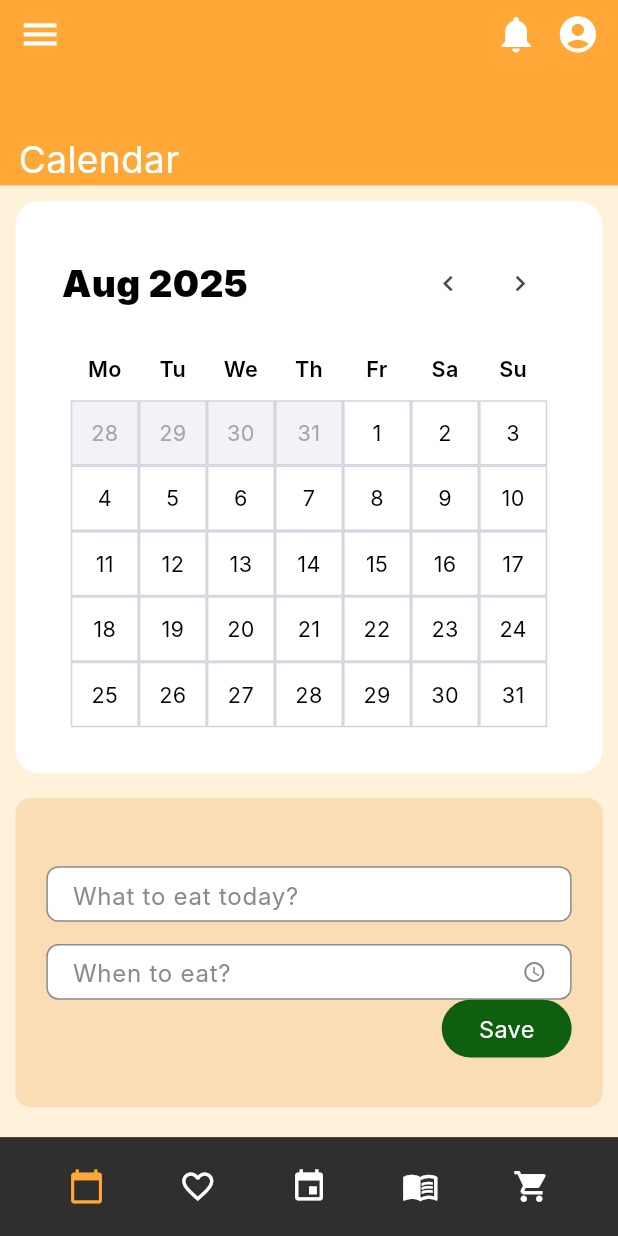
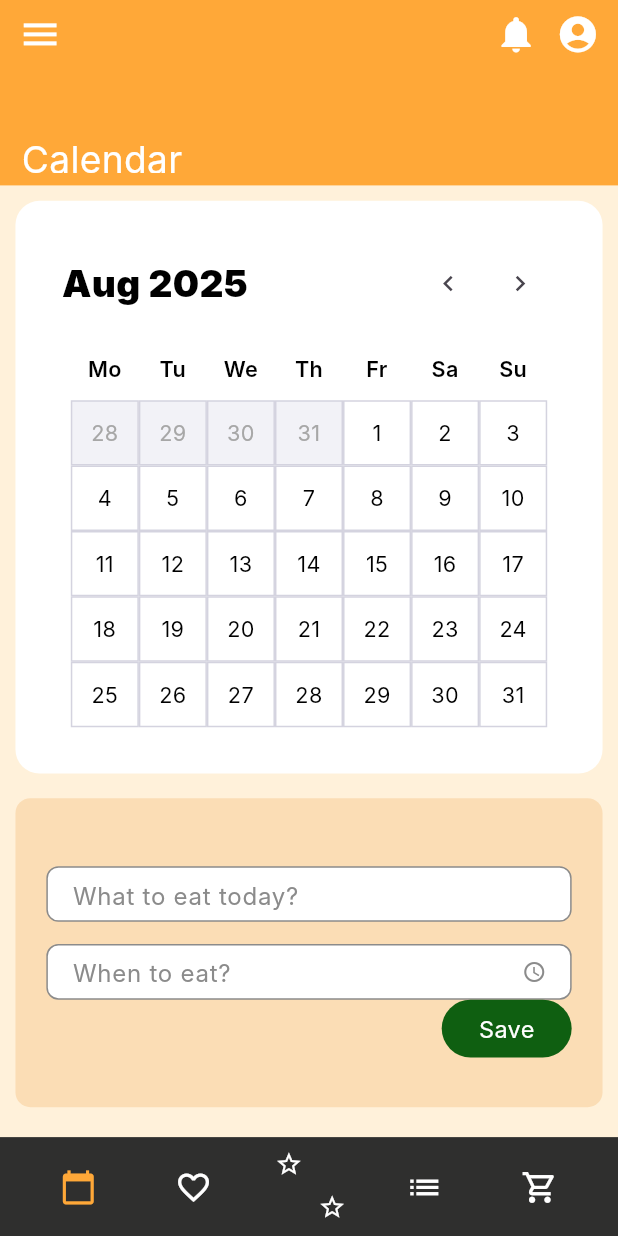
Before and after one commit to ShreyasSatish/Plated-app, a Flutter app: the CalendarScreen screen opened directly, on a phone screen of 412 x 824 dp. Run offline on Flutter 3.47's test engine with Material 3 defaults, Android fonts, the light colour scheme and no system bars; Roboto replaces fonts that are missing (Inter).

Commit message:
Functional Favourites page
Completed functionality of favourites page. Also adjusted icons on calendar page to have the same icons (or as close as possible) to the favourites page. Need to adjust the middle star icon of the calendar page to match the favourites page. Made the calendar page buttons at the bottom clickable, need to make the top buttons also clickable

```diff
--- a/plated_app_demo/lib/Screens/calendar_page.dart
+++ b/plated_app_demo/lib/Screens/calendar_page.dart
@@ -31,6 +31,9 @@
   DateTime currentDate = DateTime(2025, 8); // Start with August 2025
   final TextEditingController _whatToEatController = TextEditingController();
   final TextEditingController _whenToEatController = TextEditingController();
+
+  // Track which icons are being pressed
+  String? pressedIcon;
 
   void _previousMonth() {
     setState(() {
@@ -136,7 +139,7 @@
                     ),
                     // Title
                     Positioned(
-                      left: 0,
+                      left: 2,
                       bottom: -screenHeight * 0.01,
                       child: Text(
                         'Calendar',
@@ -298,13 +301,13 @@
                   mainAxisAlignment: MainAxisAlignment.spaceEvenly,
                   children: [
                     _buildBottomNavItem(
-                        Icons.calendar_today, true, screenWidth),
+                        Icons.calendar_today, true, screenWidth, 'calendar'),
                     _buildBottomNavItem(
-                        Icons.favorite_border, false, screenWidth),
-                    _buildBottomNavItem(Icons.event, false, screenWidth),
-                    _buildBottomNavItem(Icons.menu_book, false, screenWidth),
-                    _buildBottomNavItem(
-                        Icons.shopping_cart, false, screenWidth),
+                        Icons.favorite_border, false, screenWidth, 'favorite'),
+                    _buildDoubleStarIcon(screenWidth, 'stars'),
+                    _buildBottomNavItem(Icons.list, false, screenWidth, 'list'),
+                    _buildBottomNavItem(Icons.shopping_cart_outlined, false,
+                        screenWidth, 'cart'),
                   ],
                 ),
               ),
@@ -500,14 +503,114 @@
   }
 
   Widget _buildBottomNavItem(
-      IconData icon, bool isSelected, double screenWidth) {
-    return SizedBox(
-      width: screenWidth * 0.08,
-      height: screenWidth * 0.08,
-      child: Icon(
-        icon,
-        color: isSelected ? const Color(0xFFFFA838) : Colors.white,
-        size: screenWidth * 0.06,
+      IconData icon, bool isSelected, double screenWidth, String iconKey) {
+    final isPressed = pressedIcon == iconKey;
+
+    return GestureDetector(
+      onTapDown: (_) => setState(() => pressedIcon = iconKey),
+      onTapUp: (_) => setState(() => pressedIcon = null),
+      onTapCancel: () => setState(() => pressedIcon = null),
+      onTap: () {
+        // Handle navigation tap
+        // print('$iconKey tapped');
+      },
+      child: Container(
+        width: screenWidth * 0.12,
+        height: screenWidth * 0.12,
+        decoration: isPressed
+            ? BoxDecoration(
+                shape: BoxShape.circle,
+                color: Colors.white.withValues(alpha: 0.3),
+              )
+            : null,
+        child: Center(
+          child: Icon(
+            icon,
+            color: isSelected ? const Color(0xFFFFA838) : Colors.white,
+            size: screenWidth * 0.06,
+          ),
+        ),
+      ),
+    );
+  }
+
+  Widget _buildClickableIcon({
+    required IconData icon,
+    required String iconKey,
+    required VoidCallback onTap,
+    required double screenWidth,
+  }) {
+    final isPressed = pressedIcon == iconKey;
+
+    return GestureDetector(
+      onTapDown: (_) => setState(() => pressedIcon = iconKey),
+      onTapUp: (_) => setState(() => pressedIcon = null),
+      onTapCancel: () => setState(() => pressedIcon = null),
+      onTap: onTap,
+      child: Container(
+        width: screenWidth * 0.1,
+        height: screenWidth * 0.1,
+        decoration: isPressed
+            ? BoxDecoration(
+                shape: BoxShape.circle,
+                color: Colors.white.withValues(alpha: 0.3),
+              )
+            : null,
+        child: Center(
+          child: Icon(
+            icon,
+            color: Colors.white,
+            size: screenWidth * 0.07,
+          ),
+        ),
+      ),
+    );
+  }
+
+  Widget _buildDoubleStarIcon(double screenWidth, String iconKey) {
+    final isPressed = pressedIcon == iconKey;
+
+    return GestureDetector(
+      onTapDown: (_) => setState(() => pressedIcon = iconKey),
+      onTapUp: (_) => setState(() => pressedIcon = null),
+      onTapCancel: () => setState(() => pressedIcon = null),
+      onTap: () {
+        // Handle double star tap
+        // print('Double stars tapped');
+      },
+      child: Container(
+        width: screenWidth * 0.12,
+        height: screenWidth * 0.12,
+        decoration: isPressed
+            ? BoxDecoration(
+                shape: BoxShape.circle,
+                color: Colors.white.withValues(alpha: 0.3),
+              )
+            : null,
+        child: Center(
+          child: Stack(
+            children: [
+              Positioned(
+                left: 2,
+                top: 0,
+                child: Icon(
+                  Icons.star_border,
+                  color: Colors.white,
+                  size: screenWidth * 0.045,
+                ),
+              ),
+              Positioned(
+                right: 0,
+                bottom: 2,
+                child: Icon(
+                  Icons.star_border,
+                  color: Colors.white,
+                  size: screenWidth * 0.045,
+                ),
+              ),
+            ],
+          ),
+        ),
       ),
     );
   }
```
Also changed, not shown: plated_app_demo/lib/Screens/favourites_page.dart (added, +217 -0 lines).
